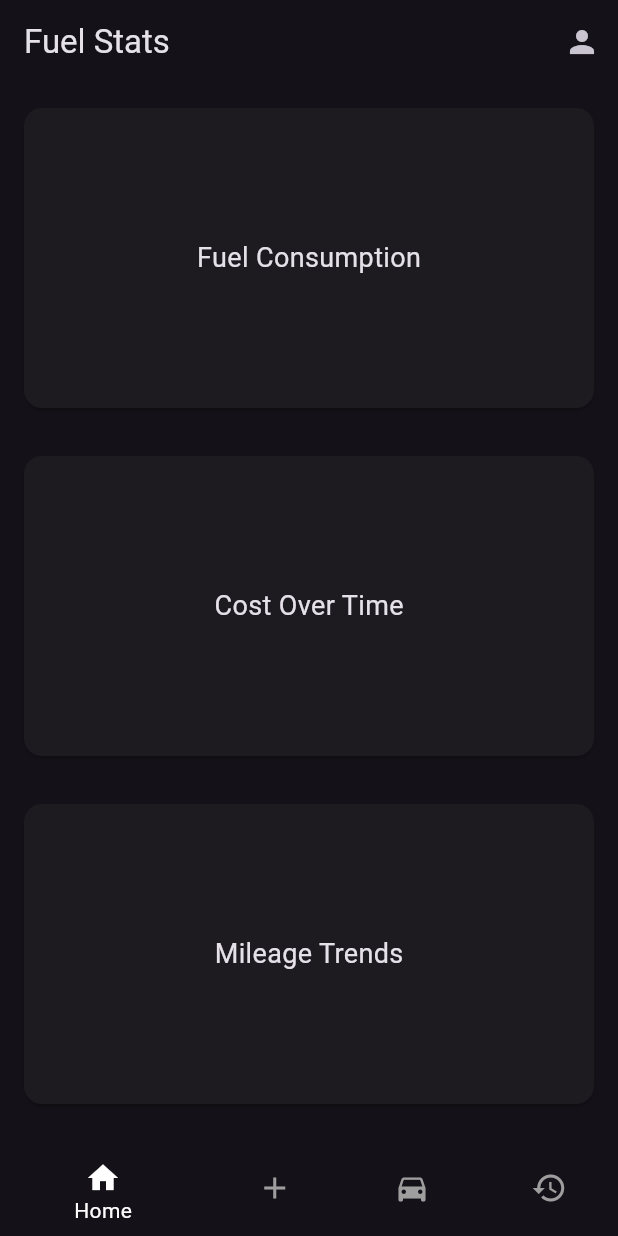
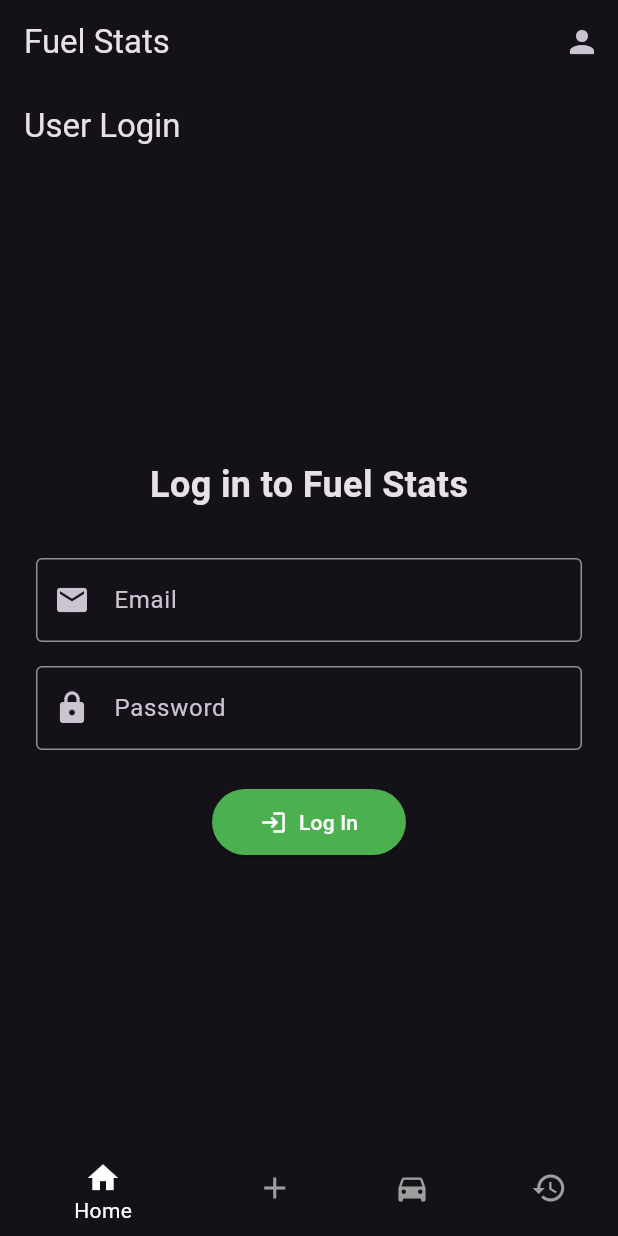
Before and after one commit to filiprojek/fuelstats-app, a Flutter app: the screen it shows after launch, on a phone screen of 412 x 824 dp. Run offline on Flutter 3.47's test engine with Material 3 defaults, Android fonts, the phone set to English and light mode, and no system bars; our stand-ins replace package_info_plus.

Commit message:
Added: login screen

```diff
--- a/lib/main.dart
+++ b/lib/main.dart
@@ -4,6 +4,7 @@ import 'screens/add_screen.dart';
 import 'screens/vehicles_screen.dart';
 import 'screens/history_screen.dart';
 import 'screens/user_settings.dart';
+import 'screens/login.dart';
 
 void main() {
   runApp(FuelStatsApp());
@@ -17,6 +18,7 @@ class FuelStatsApp extends StatelessWidget {
       themeMode: ThemeMode.dark,
       debugShowCheckedModeBanner: false,
       home: MainNavigation(),
+      //home: LoginScreen(),
     );
   }
 }
@@ -30,6 +32,16 @@ class MainNavigation extends StatefulWidget {
 
 class _MainNavigationState extends State<MainNavigation> {
   int _currentIndex = 0;
+  bool loggedIn = false;
+
+  @override
+  void initState() {
+    super.initState();
+
+    if(loggedIn == false) {
+      _currentIndex = 5;
+    }
+  }
 
   final List<Widget> _screens = [
     HomeScreen(),
@@ -37,6 +49,7 @@ class _MainNavigationState extends State<MainNavigation> {
     VehiclesScreen(),
     HistoryScreen(),
     UserSettingsScreen(),
+    LoginScreen()
   ];
 
   final List<Widget> titles = [
--- /dev/null
+++ b/lib/screens/login.dart
@@ -0,0 +1,98 @@
+import 'package:flutter/material.dart';
+
+class LoginScreen extends StatefulWidget {
+  @override
+  State<LoginScreen> createState() => _LoginScreenState();
+}
+
+class _LoginScreenState extends State<LoginScreen> {
+  final _formKey = GlobalKey<FormState>();
+  final _emailController = TextEditingController();
+  final _passwordController = TextEditingController();
+
+  void _login() {
+    if (_formKey.currentState!.validate()) {
+      final email = _emailController.text;
+      final password = _passwordController.text;
+      // TODO: Replace with actual login logic
+      print('Logging in with $email and $password');
+      if(email == "test@test.com" && password == "Test1234") {
+
+      }
+    }
+  }
+
+  @override
+  Widget build(BuildContext context) {
+    return Scaffold(
+      appBar: AppBar(title: Text('User Login')),
+      body: Padding(
+        padding: const EdgeInsets.all(24.0),
+        child: Form(
+          key: _formKey,
+          child: Center(
+            child: SingleChildScrollView(
+              child: Column(
+                mainAxisAlignment: MainAxisAlignment.center,
+                children: [
+                  Text(
+                    'Log in to Fuel Stats',
+                    style: TextStyle(
+                      fontSize: 24,
+                      fontWeight: FontWeight.bold,
+                    ),
+                  ),
+                  const SizedBox(height: 32),
+                  TextFormField(
+                    controller: _emailController,
+                    decoration: InputDecoration(
+                      labelText: 'Email',
+                      prefixIcon: Icon(Icons.email),
+                      border: OutlineInputBorder(),
+                    ),
+                    keyboardType: TextInputType.emailAddress,
+                    validator: (value) {
+                      if (value == null || value.isEmpty)
+                        return 'Please enter your email';
+                      if (!RegExp(r'^[^@]+@[^@]+\.[^@]+').hasMatch(value))
+                        return 'Enter a valid email';
+                      return null;
+                    },
+                  ),
+                  const SizedBox(height: 16),
+                  TextFormField(
+                    controller: _passwordController,
+                    decoration: InputDecoration(
+                      labelText: 'Password',
+                      prefixIcon: Icon(Icons.lock),
+                      border: OutlineInputBorder(),
+                    ),
+                    obscureText: true,
+                    validator: (value) {
+                      if (value == null || value.isEmpty)
+                        return 'Please enter your password';
+                      if (value.length < 6)
+                        return 'Password must be at least 6 characters';
+                      return null;
+                    },
+                  ),
+                  const SizedBox(height: 24),
+                  ElevatedButton.icon(
+                    onPressed: _login,
+                    icon: Icon(Icons.login),
+                    label: Text('Log In'),
+                    style: ElevatedButton.styleFrom(
+                      backgroundColor: Colors.green,
+                      foregroundColor: Colors.white,
+                      padding: EdgeInsets.symmetric(horizontal: 32, vertical: 12),
+                    ),
+                  ),
+                ],
+              ),
+            ),
+          ),
+        ),
+      ),
+    );
+  }
+}
```
